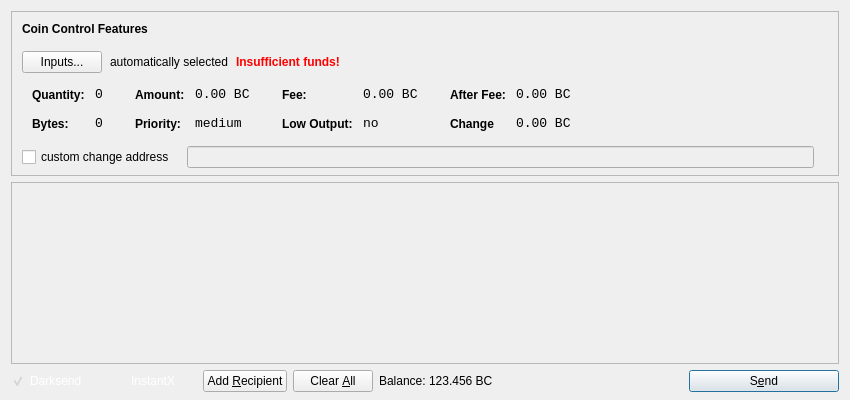
GenesysCrypto/GenesysCoin, file src/qt/forms/sendcoinsdialog.ui: the form before one commit.
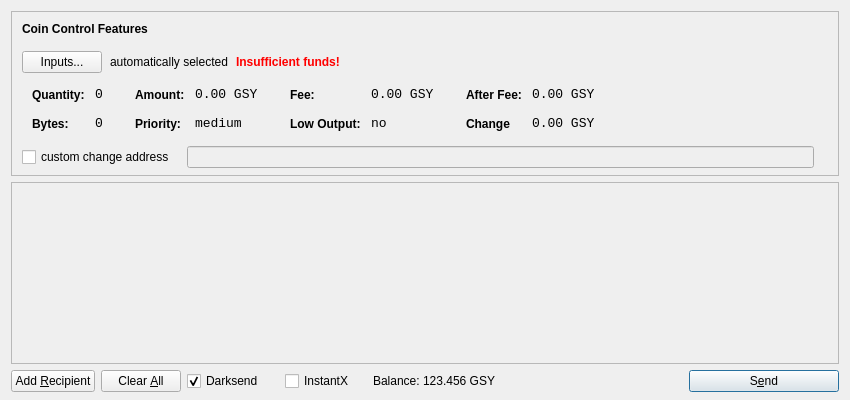
The form after the commit. Icons and pictures are not drawn.

The edit to the form file:
```diff
--- a/src/qt/forms/sendcoinsdialog.ui
+++ b/src/qt/forms/sendcoinsdialog.ui
@@ -321,7 +321,7 @@
                   <enum>Qt::ActionsContextMenu</enum>
                  </property>
                  <property name="text">
-                  <string>0.00 BC</string>
+                  <string>0.00 GSY</string>
                  </property>
                  <property name="textInteractionFlags">
                   <set>Qt::LinksAccessibleByMouse|Qt::TextSelectableByKeyboard|Qt::TextSelectableByMouse</set>
@@ -407,7 +407,7 @@
                   <enum>Qt::ActionsContextMenu</enum>
                  </property>
                  <property name="text">
-                  <string>0.00 BC</string>
+                  <string>0.00 GSY</string>
                  </property>
                  <property name="textInteractionFlags">
                   <set>Qt::LinksAccessibleByMouse|Qt::TextSelectableByKeyboard|Qt::TextSelectableByMouse</set>
@@ -493,7 +493,7 @@
                   <enum>Qt::ActionsContextMenu</enum>
                  </property>
                  <property name="text">
-                  <string>0.00 BC</string>
+                  <string>0.00 GSY</string>
                  </property>
                  <property name="textInteractionFlags">
                   <set>Qt::LinksAccessibleByMouse|Qt::TextSelectableByKeyboard|Qt::TextSelectableByMouse</set>
@@ -525,7 +525,7 @@
                   <enum>Qt::ActionsContextMenu</enum>
                  </property>
                  <property name="text">
-                  <string>0.00 BC</string>
+                  <string>0.00 GSY</string>
                  </property>
                  <property name="textInteractionFlags">
                   <set>Qt::LinksAccessibleByMouse|Qt::TextSelectableByKeyboard|Qt::TextSelectableByMouse</set>
@@ -660,46 +660,6 @@
    <item>
     <layout class="QHBoxLayout" name="horizontalLayout">
      <item>
-	 
-	 <widget class="QCheckBox" name="checkUseDarksend">
-       <property name="minimumSize">
-        <size>
-         <width>95</width>
-         <height>0</height>
-        </size>
-       </property>
-       <property name="styleSheet">
-        <string notr="true">color: rgb(255, 255, 255);background:transparent;</string>
-       </property>
-       <property name="text">
-        <string>Darksend</string>
-       </property>
-       <property name="checked">
-        <bool>true</bool>
-       </property>
-      </widget>
-     </item>
-     <item>
-      <widget class="QCheckBox" name="checkInstantX">
-       <property name="enabled">
-        <bool>true</bool>
-       </property>
-       <property name="minimumSize">
-        <size>
-         <width>85</width>
-         <height>0</height>
-        </size>
-       </property>
-       <property name="styleSheet">
-        <string notr="true">color: rgb(255, 255, 255);background:transparent;</string>
-       </property>
-       <property name="text">
-        <string>InstantX</string>
-       </property>
-      </widget>
-     </item>
-     <item>
-	 
       <widget class="QPushButton" name="addButton">
        <property name="toolTip">
         <string>Send to multiple recipients at once</string>
@@ -747,6 +707,38 @@
        <property name="spacing">
         <number>3</number>
        </property>
+        <item>
+        <widget class="QCheckBox" name="checkUseDarksend">
+         <property name="minimumSize">
+          <size>
+           <width>95</width>
+           <height>0</height>
+          </size>
+         </property>
+         <property name="text">
+          <string>Darksend</string>
+         </property>
+         <property name="checked">
+          <bool>true</bool>
+         </property>
+        </widget>
+       </item>
+       <item>
+        <widget class="QCheckBox" name="checkInstantX">
+         <property name="enabled">
+          <bool>true</bool>
+         </property>
+         <property name="minimumSize">
+          <size>
+           <width>85</width>
+           <height>0</height>
+          </size>
+         </property>
+         <property name="text">
+          <string>InstantX</string>
+         </property>
+        </widget>
+       </item>
        <item>
         <widget class="QLabel" name="label">
          <property name="sizePolicy">
@@ -772,7 +764,7 @@
           <cursorShape>IBeamCursor</cursorShape>
          </property>
          <property name="text">
-          <string>123.456 BC</string>
+          <string>123.456 GSY</string>
          </property>
          <property name="textInteractionFlags">
           <set>Qt::LinksAccessibleByMouse|Qt::TextSelectableByKeyboard|Qt::TextSelectableByMouse</set>
```
Left out of the diff: 8 changed lines with no effect on the pictures.
